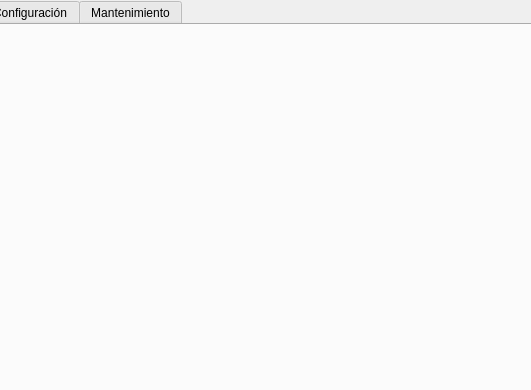
Qt form TpO_base/mainwindow.ui (LauraMont/TPO-CarWash) before a commit; both pictures show x 170 to 701 and y 0 to 390 of the 800 by 600 pixel window.
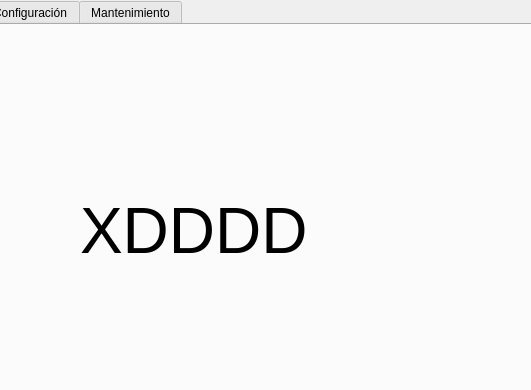
The same form after that commit. The open tabs and pages were chosen to show the change.

Diff of the .ui file:
```diff
--- a/TpO_base/mainwindow.ui
+++ b/TpO_base/mainwindow.ui
@@ -35,6 +35,24 @@
      <attribute name="title">
       <string>Estadísticas</string>
      </attribute>
+     <widget class="QLabel" name="label">
+      <property name="geometry">
+       <rect>
+        <x>254</x>
+        <y>150</y>
+        <width>371</width>
+        <height>111</height>
+       </rect>
+      </property>
+      <property name="font">
+       <font>
+        <pointsize>48</pointsize>
+       </font>
+      </property>
+      <property name="text">
+       <string>XDDDD</string>
+      </property>
+     </widget>
     </widget>
     <widget class="QWidget" name="Configuracion">
      <attribute name="title">
```
Left out of the diff: 2 changed lines with no effect on the pictures.
